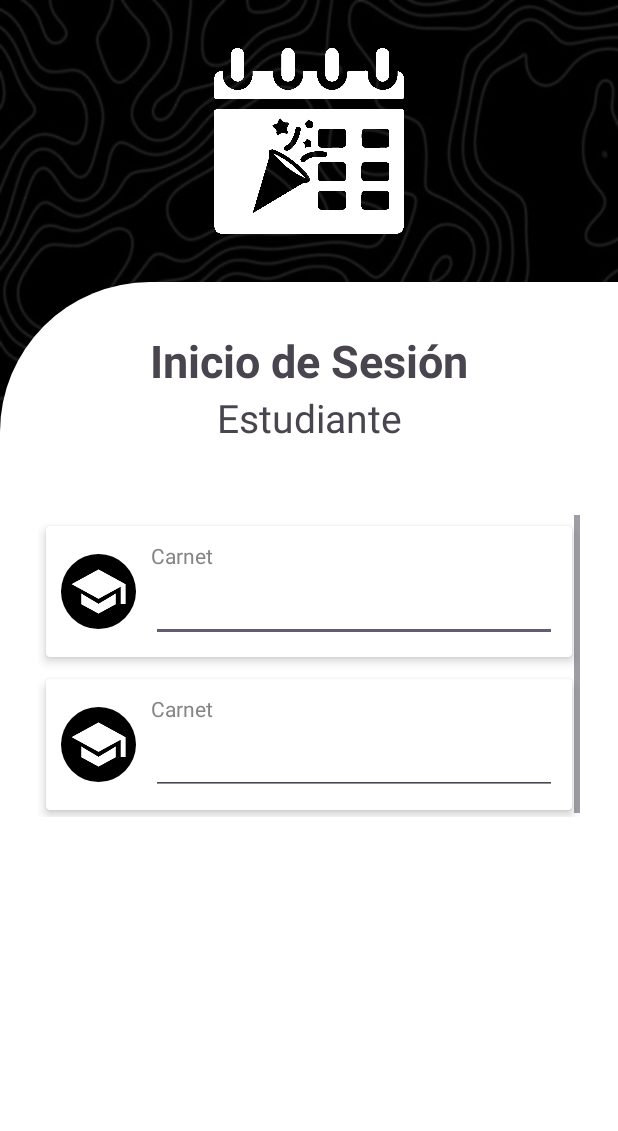
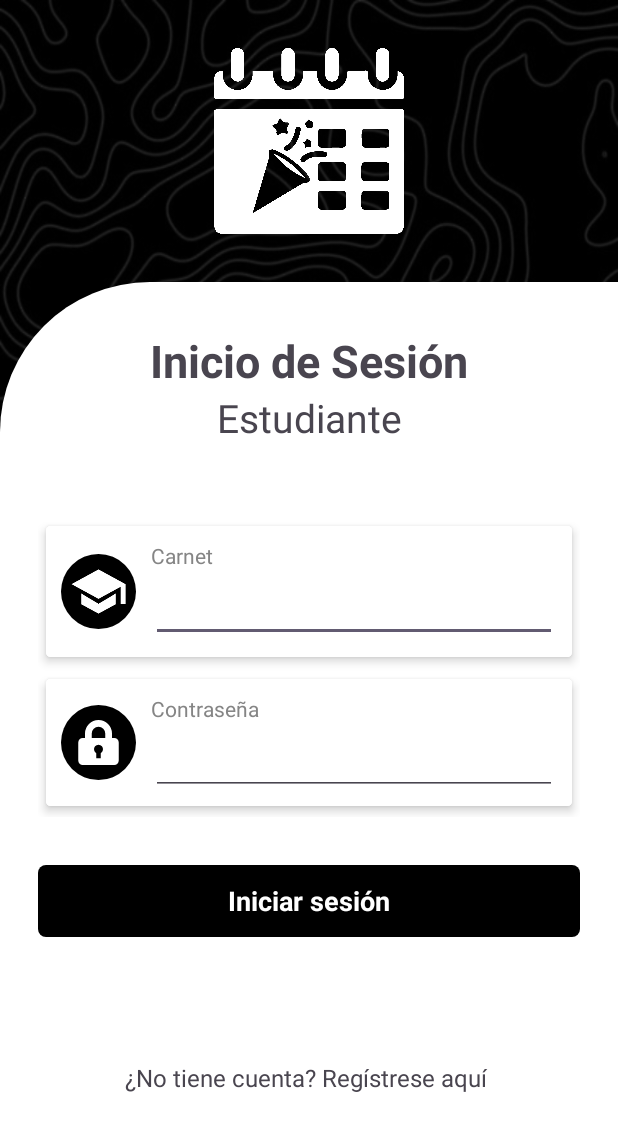
Before and after one commit to XoulEater/EvenTEC_Mobile, an Android app: the loginE screen opened directly, with no data from a screen before it, on a phone screen of 412 x 824 dp. Shown: the top 1131 px of the screen. Run offline under Robolectric (Android 15) with nearby library versions, the phone set to English and light mode, and no system bars.

Commit message:
login screen

```diff
--- a/app/src/main/res/drawable/paswordlogo.xml
+++ b/app/src/main/res/drawable/paswordlogo.xml
@@ -4,6 +4,6 @@
     android:viewportWidth="20"
     android:viewportHeight="20">
   <path
-      android:fillColor="#FF000000"
+      android:fillColor="#FFFFFF"
       android:pathData="M4,8L4,6a6,6 0,1 1,12 0v2h1a2,2 0,0 1,2 2v8a2,2 0,0 1,-2 2L3,20a2,2 0,0 1,-2 -2v-8c0,-1.1 0.9,-2 2,-2h1zM9,14.73L9,17h2v-2.27a2,2 0,1 0,-2 0zM7,6v2h6L13,6a3,3 0,0 0,-6 0z"/>
 </vector>
--- a/app/src/main/res/layout/activity_login_e.xml
+++ b/app/src/main/res/layout/activity_login_e.xml
@@ -18,7 +18,24 @@
         app:layout_constraintBottom_toBottomOf="parent"
         app:layout_constraintEnd_toEndOf="parent"
         app:layout_constraintStart_toStartOf="parent"
-        app:layout_constraintTop_toBottomOf="@+id/imageView">
+        app:layout_constraintTop_toBottomOf="@+id/imageView"
+        app:layout_constraintVertical_bias="0.74">
+
+        <TextView
+            android:id="@+id/registrarse2"
+            android:layout_width="361dp"
+            android:layout_height="48dp"
+            android:layout_marginTop="32dp"
+            android:background="@drawable/button_background"
+            android:gravity="center"
+            android:text="Iniciar sesión"
+            android:textAlignment="center"
+            android:textColor="@color/white"
+            android:textSize="18sp"
+            android:textStyle="bold"
+            app:layout_constraintEnd_toEndOf="parent"
+            app:layout_constraintStart_toStartOf="parent"
+            app:layout_constraintTop_toBottomOf="@+id/scrollView2" />
 
         <TextView
             android:id="@+id/textView2"
@@ -44,19 +61,16 @@
             app:layout_constraintStart_toStartOf="parent"
             app:layout_constraintTop_toBottomOf="@+id/textView2" />
 
-        <ScrollView
+        <LinearLayout
+            android:id="@+id/scrollView2"
             android:layout_width="361dp"
             android:layout_height="201dp"
+            android:orientation="vertical"
             app:layout_constraintBottom_toBottomOf="parent"
             app:layout_constraintEnd_toEndOf="parent"
             app:layout_constraintStart_toStartOf="parent"
             app:layout_constraintTop_toBottomOf="@+id/textView3"
             app:layout_constraintVertical_bias="0.145">
-
-            <LinearLayout
-                android:layout_width="match_parent"
-                android:layout_height="wrap_content"
-                android:orientation="vertical">
 
             <androidx.cardview.widget.CardView
                 android:layout_width="match_parent"
@@ -104,7 +118,7 @@
                             android:layout_width="match_parent"
                             android:layout_height="48dp"
                             android:ems="8"
-                                android:inputType="text"/>
+                            android:inputType="text" />
                     </LinearLayout>
 
                 </LinearLayout>
@@ -135,8 +149,8 @@
                         android:layout_height="50dp"
                         android:layout_marginRight="10dp"
                         android:background="@drawable/icon_background"
-                            android:padding="5dp"
-                            app:srcCompat="@drawable/studentlogo" />
+                        android:padding="10dp"
+                        app:srcCompat="@drawable/paswordlogo" />
 
                     <LinearLayout
                         android:layout_width="match_parent"
@@ -148,11 +162,11 @@
                         <TextView
                             android:layout_width="match_parent"
                             android:layout_height="wrap_content"
-                                android:text="Carnet"
+                            android:text="Contraseña"
                             android:textColor="#858585" />
 
                         <EditText
-                                android:id="@+id/carnet1"
+                            android:id="@+id/password"
                             android:layout_width="match_parent"
                             android:layout_height="48dp"
                             android:ems="8"
@@ -163,7 +177,19 @@
             </androidx.cardview.widget.CardView>
 
         </LinearLayout>
-        </ScrollView>
+
+        <TextView
+            android:id="@+id/textView5"
+            android:layout_width="wrap_content"
+            android:layout_height="wrap_content"
+            android:layout_marginTop="66dp"
+            android:text="¿No tiene cuenta? Regístrese aquí "
+            android:textSize="16sp"
+            app:layout_constraintBottom_toBottomOf="parent"
+            app:layout_constraintEnd_toEndOf="parent"
+            app:layout_constraintStart_toStartOf="parent"
+            app:layout_constraintTop_toBottomOf="@+id/registrarse2"
+            app:layout_constraintVertical_bias="0.151" />
 
     </androidx.constraintlayout.widget.ConstraintLayout>
 
```
Lines whose indentation alone changed are shown as unchanged.
